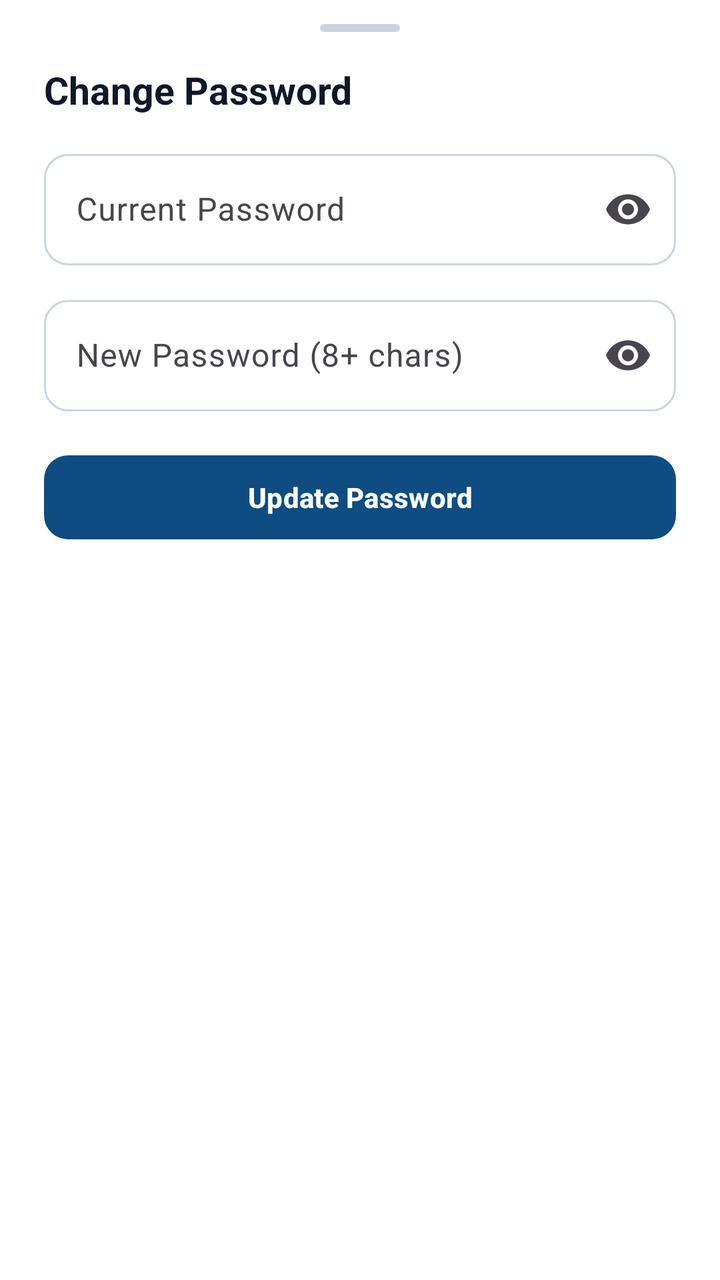
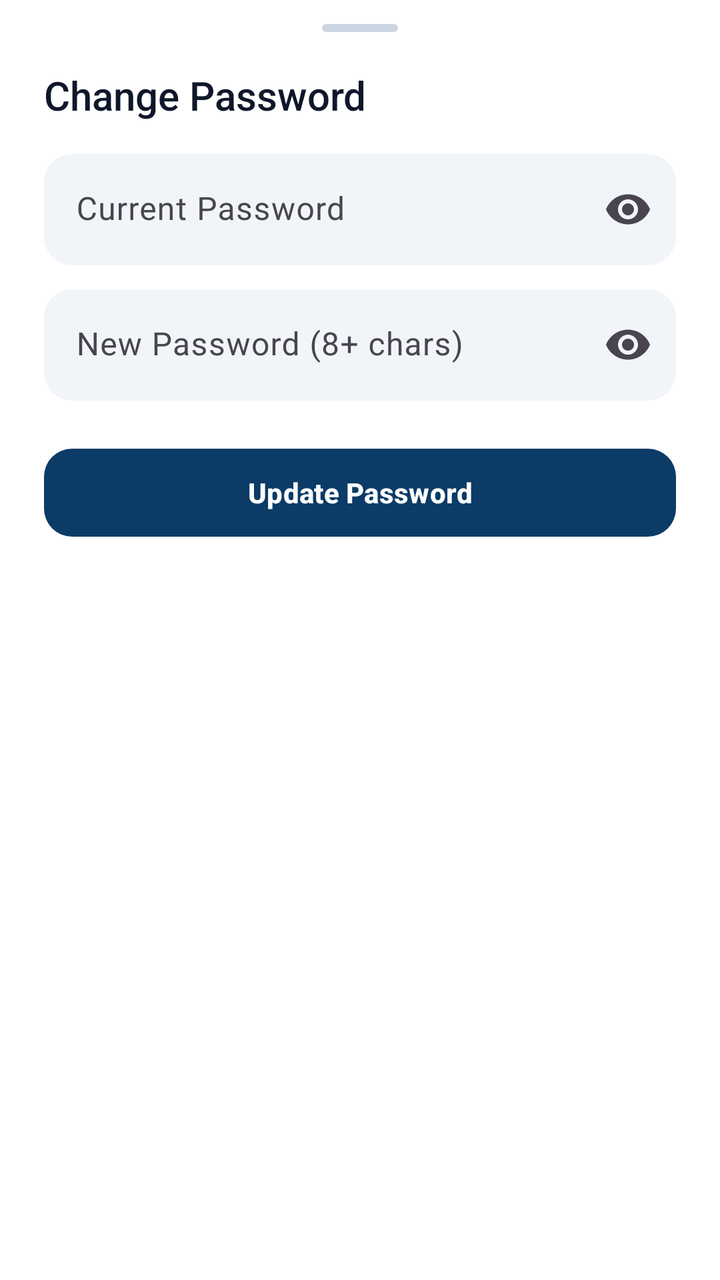

Two renders of the same Android screen: before a commit and after it. Below are the layout's source before the change and the commit's diff.
<!-- AndroidManifest.xml: application theme Theme.FlapGuardAI -->
<!-- res/layout/sheet_change_password.xml -->
<?xml version="1.0" encoding="utf-8"?>
<LinearLayout xmlns:android="http://schemas.android.com/apk/res/android"
    xmlns:app="http://schemas.android.com/apk/res-auto"
    android:layout_width="match_parent"
    android:layout_height="wrap_content"
    android:background="@color/fg_surface"
    android:orientation="vertical"
    android:paddingStart="22dp"
    android:paddingTop="12dp"
    android:paddingEnd="22dp"
    android:paddingBottom="24dp">

    <View
        android:layout_width="40dp"
        android:layout_height="4dp"
        android:layout_gravity="center_horizontal"
        android:layout_marginBottom="16dp"
        android:background="@drawable/bg_sheet_handle" />

    <TextView
        android:layout_width="wrap_content"
        android:layout_height="wrap_content"
        android:layout_marginBottom="14dp"
        android:text="Change Password"
        android:textColor="@color/fg_text_primary"
        android:textSize="19sp"
        android:textStyle="bold" />

    <com.google.android.material.textfield.TextInputLayout
        android:id="@+id/til_curr_pw"
        style="@style/Widget.Material3.TextInputLayout.OutlinedBox"
        android:layout_width="match_parent"
        android:layout_height="wrap_content"
        android:layout_marginBottom="12dp"
        android:hint="Current Password"
        app:boxCornerRadiusBottomEnd="12dp"
        app:boxCornerRadiusBottomStart="12dp"
        app:boxCornerRadiusTopEnd="12dp"
        app:boxCornerRadiusTopStart="12dp"
        app:endIconMode="password_toggle">

        <com.google.android.material.textfield.TextInputEditText
            android:id="@+id/et_curr_pw"
            android:layout_width="match_parent"
            android:layout_height="wrap_content"
            android:inputType="textPassword" />
    </com.google.android.material.textfield.TextInputLayout>

    <com.google.android.material.textfield.TextInputLayout
        android:id="@+id/til_new_pw"
        style="@style/Widget.Material3.TextInputLayout.OutlinedBox"
        android:layout_width="match_parent"
        android:layout_height="wrap_content"
        android:layout_marginBottom="18dp"
        android:hint="New Password (8+ chars)"
        app:boxCornerRadiusBottomEnd="12dp"
        app:boxCornerRadiusBottomStart="12dp"
        app:boxCornerRadiusTopEnd="12dp"
        app:boxCornerRadiusTopStart="12dp"
        app:endIconMode="password_toggle">

        <com.google.android.material.textfield.TextInputEditText
            android:id="@+id/et_new_pw"
            android:layout_width="match_parent"
            android:layout_height="wrap_content"
            android:inputType="textPassword" />
    </com.google.android.material.textfield.TextInputLayout>

    <com.google.android.material.button.MaterialButton
        android:id="@+id/btn_confirm_change_pw"
        android:layout_width="match_parent"
        android:layout_height="50dp"
        android:text="Update Password"
        android:textAllCaps="false"
        android:textStyle="bold"
        app:backgroundTint="@color/fg_primary"
        app:cornerRadius="12dp" />
</LinearLayout>
<!-- resources referenced by this layout -->
<resources>
  <color name="fg_primary">#0F4C81</color>
  <color name="fg_surface">#FFFFFF</color>
  <color name="fg_text_primary">#0F172A</color>
  <!-- drawable bg_sheet_handle (drawable) -->
  <?xml version="1.0" encoding="utf-8"?>
  <shape xmlns:android="http://schemas.android.com/apk/res/android" android:shape="rectangle">
      <solid android:color="#CBD5E1" />
      <corners android:radius="999dp" />
  </shape>
  <style name="Theme.FlapGuardAI" parent="Base.Theme.FlapGuardAI" />
  <style name="Base.Theme.FlapGuardAI" parent="Theme.Material3.Light.NoActionBar">
          <item name="colorPrimary">@color/fg_primary</item>
          <item name="colorOnPrimary">@color/white</item>
          <item name="colorPrimaryContainer">@color/fg_primary_soft</item>
          <item name="colorOnPrimaryContainer">@color/fg_primary</item>
          <item name="colorSecondary">@color/fg_accent</item>
          <item name="colorOnSecondary">@color/white</item>
          <item name="colorSecondaryContainer">@color/fg_primary_soft</item>
          <item name="colorOnSecondaryContainer">@color/fg_primary</item>
          <item name="colorSurface">@color/fg_surface</item>
          <item name="colorSurfaceVariant">@color/fg_surface_soft</item>
          <item name="colorOutline">@color/fg_border_strong</item>
          <item name="android:windowBackground">@color/fg_bg</item>
          <item name="android:statusBarColor">@color/fg_surface</item>
          <item name="android:windowLightStatusBar">true</item>
      </style>
  <color name="white">#FFFFFF</color>
  <color name="fg_primary_soft">#E6F0FA</color>
  <color name="fg_accent">#0D9488</color>
  <color name="fg_surface_soft">#F8FAFC</color>
  <color name="fg_border_strong">#CBD5E1</color>
  <color name="fg_bg">#F5F7FB</color>
</resources>

<!-- the commit's change to res/layout/sheet_change_password.xml (unified diff, before → after) -->
@@ -8,35 +8,31 @@
     android:paddingStart="22dp"
     android:paddingTop="12dp"
     android:paddingEnd="22dp"
-    android:paddingBottom="24dp">
+    android:paddingBottom="28dp">
 
     <View
-        android:layout_width="40dp"
+        android:layout_width="38dp"
         android:layout_height="4dp"
         android:layout_gravity="center_horizontal"
-        android:layout_marginBottom="16dp"
+        android:layout_marginBottom="18dp"
         android:background="@drawable/bg_sheet_handle" />
 
     <TextView
         android:layout_width="wrap_content"
         android:layout_height="wrap_content"
-        android:layout_marginBottom="14dp"
+        android:layout_marginBottom="16dp"
+        android:fontFamily="sans-serif-medium"
         android:text="Change Password"
         android:textColor="@color/fg_text_primary"
-        android:textSize="19sp"
-        android:textStyle="bold" />
+        android:textSize="20sp" />
 
     <com.google.android.material.textfield.TextInputLayout
         android:id="@+id/til_curr_pw"
-        style="@style/Widget.Material3.TextInputLayout.OutlinedBox"
+        style="@style/Widget.FlapGuard.InputFilled"
         android:layout_width="match_parent"
         android:layout_height="wrap_content"
         android:layout_marginBottom="12dp"
         android:hint="Current Password"
-        app:boxCornerRadiusBottomEnd="12dp"
-        app:boxCornerRadiusBottomStart="12dp"
-        app:boxCornerRadiusTopEnd="12dp"
-        app:boxCornerRadiusTopStart="12dp"
         app:endIconMode="password_toggle">
 
         <com.google.android.material.textfield.TextInputEditText
@@ -48,15 +44,11 @@
 
     <com.google.android.material.textfield.TextInputLayout
         android:id="@+id/til_new_pw"
-        style="@style/Widget.Material3.TextInputLayout.OutlinedBox"
+        style="@style/Widget.FlapGuard.InputFilled"
         android:layout_width="match_parent"
         android:layout_height="wrap_content"
-        android:layout_marginBottom="18dp"
+        android:layout_marginBottom="20dp"
         android:hint="New Password (8+ chars)"
-        app:boxCornerRadiusBottomEnd="12dp"
-        app:boxCornerRadiusBottomStart="12dp"
-        app:boxCornerRadiusTopEnd="12dp"
-        app:boxCornerRadiusTopStart="12dp"
         app:endIconMode="password_toggle">
 
         <com.google.android.material.textfield.TextInputEditText
@@ -69,10 +61,11 @@
     <com.google.android.material.button.MaterialButton
         android:id="@+id/btn_confirm_change_pw"
         android:layout_width="match_parent"
-        android:layout_height="50dp"
+        android:layout_height="52dp"
         android:text="Update Password"
         android:textAllCaps="false"
         android:textStyle="bold"
         app:backgroundTint="@color/fg_primary"
-        app:cornerRadius="12dp" />
+        app:cornerRadius="14dp"
+        app:elevation="0dp" />
 </LinearLayout>
<!-- resource entries referenced after the edit -->
@@ -1,6 +1,6 @@
 <!-- resources referenced by this layout -->
 <resources>
-  <color name="fg_primary">#0F4C81</color>
+  <color name="fg_primary">#0B3B66</color>
   <color name="fg_surface">#FFFFFF</color>
   <color name="fg_text_primary">#0F172A</color>
   <!-- drawable bg_sheet_handle (drawable) -->
@@ -9,7 +9,20 @@
       <solid android:color="#CBD5E1" />
       <corners android:radius="999dp" />
   </shape>
+  <style name="Widget.FlapGuard.InputFilled" parent="Widget.Material3.TextInputLayout.FilledBox">
+          <item name="boxBackgroundColor">@color/fg_input_bg</item>
+          <item name="boxStrokeWidth">0dp</item>
+          <item name="boxStrokeWidthFocused">1.5dp</item>
+          <item name="boxStrokeColor">@color/fg_primary</item>
+          <item name="boxCornerRadiusTopStart">14dp</item>
+          <item name="boxCornerRadiusTopEnd">14dp</item>
+          <item name="boxCornerRadiusBottomStart">14dp</item>
+          <item name="boxCornerRadiusBottomEnd">14dp</item>
+          <item name="hintTextColor">@color/fg_text_muted</item>
+      </style>
   <style name="Theme.FlapGuardAI" parent="Base.Theme.FlapGuardAI" />
+  <color name="fg_input_bg">#F1F5F9</color>
+  <color name="fg_text_muted">#64748B</color>
   <style name="Base.Theme.FlapGuardAI" parent="Theme.Material3.Light.NoActionBar">
           <item name="colorPrimary">@color/fg_primary</item>
           <item name="colorOnPrimary">@color/white</item>
@@ -21,16 +34,16 @@
           <item name="colorOnSecondaryContainer">@color/fg_primary</item>
           <item name="colorSurface">@color/fg_surface</item>
           <item name="colorSurfaceVariant">@color/fg_surface_soft</item>
-          <item name="colorOutline">@color/fg_border_strong</item>
+          <item name="colorOutline">@color/fg_border</item>
           <item name="android:windowBackground">@color/fg_bg</item>
-          <item name="android:statusBarColor">@color/fg_surface</item>
+          <item name="android:statusBarColor">@color/fg_bg</item>
           <item name="android:windowLightStatusBar">true</item>
       </style>
   <color name="white">#FFFFFF</color>
-  <color name="fg_primary_soft">#E6F0FA</color>
+  <color name="fg_primary_soft">#EBF3FA</color>
   <color name="fg_accent">#0D9488</color>
-  <color name="fg_surface_soft">#F8FAFC</color>
-  <color name="fg_border_strong">#CBD5E1</color>
-  <color name="fg_bg">#F5F7FB</color>
+  <color name="fg_surface_soft">#F1F5F9</color>
+  <color name="fg_border">#E2E8F0</color>
+  <color name="fg_bg">#F2F4F7</color>
 </resources>
 
